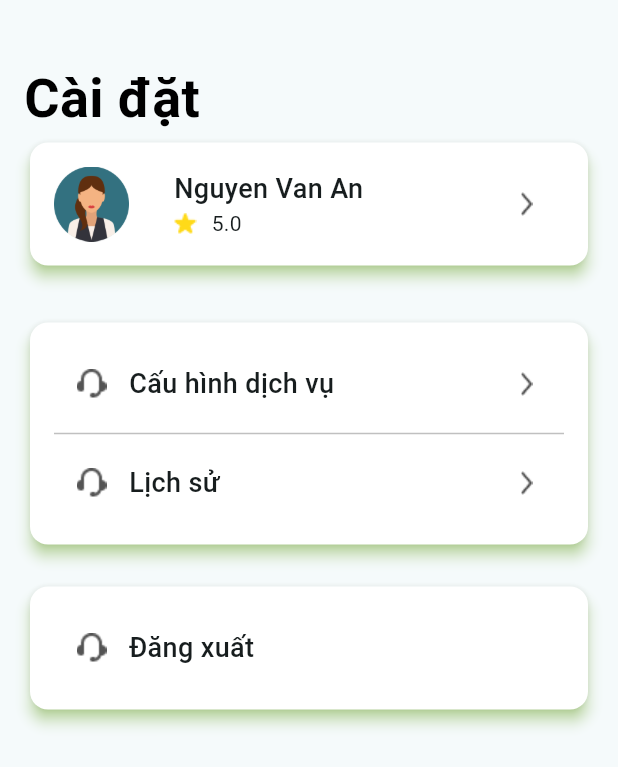
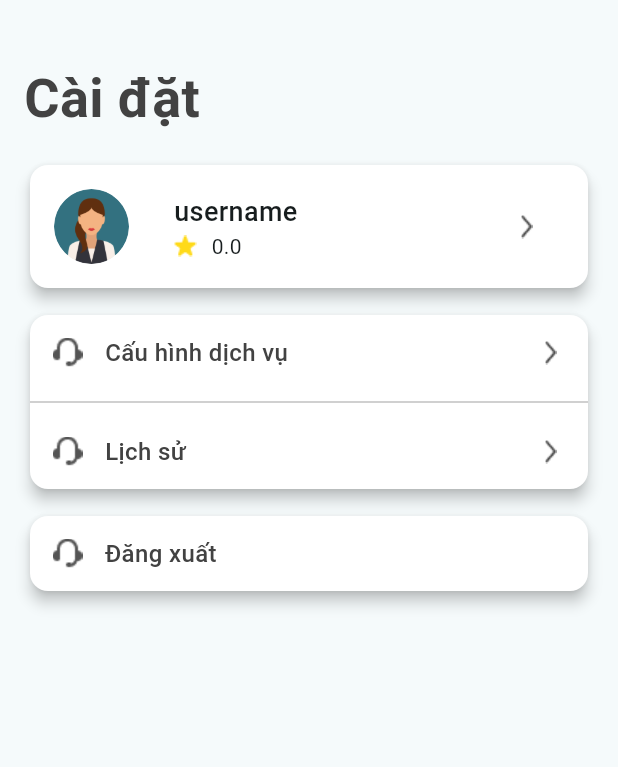
Before and after one commit to phatmwj/mvvm_flutter_app, a Flutter app: the AccountPage screen opened directly, after a tap on "Cấu hình dịch vụ", on a phone screen of 412 x 824 dp. Shown: the top 767 px of the screen. Run offline on Flutter 3.47's test engine with Material 3 defaults, Android fonts, the phone set to English and light mode, and no system bars; our stand-ins replace another_flushbar, circular_countdown_timer, dio, flutter_easyloading, fluttertoast, google_maps_flutter and 4 more; missing offline and left inert: dart:ffi, flutter_polyline_points; accounts and stored records are empty; network calls fail.

Commit message:
update account and history

```diff
--- a/lib/ui/navpages/account_page.dart
+++ b/lib/ui/navpages/account_page.dart
@@ -4,7 +4,10 @@ import 'package:mvvm_flutter_app/res/colors/app_color.dart';
 import 'package:mvvm_flutter_app/res/colors/app_colors.dart';
 import 'package:mvvm_flutter_app/ui/history/history_screen.dart';
 import 'package:mvvm_flutter_app/ui/login/login_screen.dart';
+import 'package:mvvm_flutter_app/ui/navpages/account_page_viewmodel.dart';
+import 'package:provider/provider.dart';
 
+import '../../constant/Constant.dart';
 import '../../data/local/prefs/PreferencesService.dart';
 
 class AccountPage extends StatefulWidget {
@@ -15,13 +18,25 @@ class AccountPage extends StatefulWidget {
 }
 
 class _AccountPageState extends State<AccountPage> {
+
+  late AccountPageViewModel vm;
+
+  @override
+  void initState() {
+    // TODO: implement initState
+    vm = Provider.of<AccountPageViewModel>(context, listen: false);
+    vm.getProfile(context);
+    super.initState();
+  }
   @override
   Widget build(BuildContext context) {
     return Scaffold(
-      body: SafeArea(
+      body:Consumer<AccountPageViewModel>(
+        builder: (context,value,_){
+          return SafeArea(
             child: SingleChildScrollView(
               child: Padding(
-            padding: EdgeInsets.only(top: 40, left: 16, right: 16),
+                padding: const EdgeInsets.only(top: 40, left: 16, right: 16),
                 child: Column(
                   children: [
                     const SizedBox(
@@ -31,25 +46,38 @@ class _AccountPageState extends State<AccountPage> {
                         style: TextStyle(
                           fontFamily: 'Roboto',
                           fontWeight: FontWeight.w700,
-                      color: Colors.black,
+                          color: Color(0xFF424242),
                           fontSize: 36.0,
                         ),
                       ),
                     ),
+                    const SizedBox(
+                      height: 15.0,
+                    ),
                     Card(
                       surfaceTintColor: Colors.white,
-                  shadowColor: Colors.lightGreenAccent,
+                      shadowColor: null,
                       elevation: 4.0,
                       child: Padding(
-                    padding: EdgeInsets.all(16.0),
+                        padding: const EdgeInsets.all(16.0),
                         child: Row(
                           children: [
-                        Image(
+                            ClipOval(
+                              child: vm.profileRes?.data?.avatar != null
+                                  ? Image.network(Constant.MEDIA_URL+Constant.MEDIA_LOAD_URL+ vm.profileRes!.data!.avatar!
+                                ,width: 50.0,
+                                height: 50.0,
+                                fit: BoxFit.cover,
+                                errorBuilder: (BuildContext context, Object error, StackTrace? stackTrace) {
+                                  return const Icon(Icons.error, size: 50.0,); // Replace with your desired error widget
+                                },)
+                                  : const Image(
                                 image: AssetImage('assets/images/user_avatar.png'),
                                 width: 50.0,
                                 height: 50.0,
                               ),
-                        SizedBox(
+                            ),
+                            const SizedBox(
                               width: 30,
                             ),
                             Expanded(
@@ -57,33 +85,35 @@ class _AccountPageState extends State<AccountPage> {
                                 crossAxisAlignment: CrossAxisAlignment.start,
                                 children: [
                                   Text(
-                                'Nguyen Van An',
-                                style: TextStyle(
+                                    vm.profileRes?.data?.fullName ?? "username",
+                                    style: const TextStyle(
+                                        fontFamily: 'Roboto',
                                         fontWeight: FontWeight.w500,
                                         fontSize: 18.0),
                                   ),
                                   Row(
                                     children: [
-                                  Image(
+                                      const Image(
                                         image: AssetImage(
                                             'assets/images/icon_star.png'),
                                         width: 15.0,
                                         height: 15.0,
                                       ),
-                                  SizedBox(
+                                      const SizedBox(
                                         width: 10,
                                       ),
                                       Text(
-                                    '5.0',
+                                        vm.profileRes?.data?.averageRating != null ? vm.profileRes.data!.averageRating!.toStringAsFixed(1): "0.0",
                                         style:
-                                        TextStyle(fontWeight: FontWeight.w400),
+                                        const TextStyle(fontWeight: FontWeight.w400,
+                                            fontFamily: 'Roboto'),
                                       )
                                     ],
                                   ),
                                 ],
                               ),
                             ),
-                        Image(
+                            const Image(
                               image: AssetImage('assets/images/icon_arrow.png'),
                               width: 50.0,
                               height: 50.0,
@@ -92,22 +122,22 @@ class _AccountPageState extends State<AccountPage> {
                         ),
                       ),
                     ),
-                SizedBox(
-                  height: 30,
+                    const SizedBox(
+                      height: 10,
                     ),
                     Card(
                       surfaceTintColor: Colors.white,
-                  shadowColor: Colors.lightGreenAccent,
+                      shadowColor: null,
                       elevation: 4.0,
                       child: Padding(
-                    padding: const EdgeInsets.all(16.0),
+                        padding: const EdgeInsets.all(0.0),
                         child: Column(
                           children: [
                             InkWell(
                               onTap: () {
                                 print('hello');
                               },
-                          child: Row(
+                              child: const Row(
                                 children: [
                                   Image(
                                     image:
@@ -119,8 +149,10 @@ class _AccountPageState extends State<AccountPage> {
                                       child: Text(
                                         'Cấu hình dịch vụ',
                                         style: TextStyle(
+                                            fontFamily: 'Roboto',
+                                            color: Color(0xFF424242),
                                             fontWeight: FontWeight.w500,
-                                    fontSize: 18.0),
+                                            fontSize: 16.0),
                                       )),
                                   Image(
                                     image:
@@ -131,7 +163,7 @@ class _AccountPageState extends State<AccountPage> {
                                 ],
                               ),
                             ),
-                        Divider(
+                            const Divider(
                               color: Color(0xFFC0C0C0),
                             ),
                             InkWell(
@@ -142,7 +174,7 @@ class _AccountPageState extends State<AccountPage> {
                                         builder: (context) =>
                                         const HistoryScreen()));
                               },
-                          child: Row(
+                              child: const Row(
                                 children: [
                                   Image(
                                     image:
@@ -154,8 +186,10 @@ class _AccountPageState extends State<AccountPage> {
                                       child: Text(
                                         'Lịch sử',
                                         style: TextStyle(
+                                            fontFamily: 'Roboto',
+                                            color: Color(0xFF424242),
                                             fontWeight: FontWeight.w500,
-                                    fontSize: 18.0),
+                                            fontSize: 16.0),
                                       )),
                                   Image(
                                     image:
@@ -171,22 +205,22 @@ class _AccountPageState extends State<AccountPage> {
                       ),
                     ),
 
-                SizedBox(
-                  height: 20,
+                    const SizedBox(
+                      height: 10,
                     ),
 
                     Card(
                         surfaceTintColor: Colors.white,
-                    shadowColor: Colors.lightGreenAccent,
+                        shadowColor: null,
                         elevation: 4.0,
                         child: Padding(
-                        padding: EdgeInsets.all(16.0),
+                            padding: const EdgeInsets.all(0.0),
                             child: Column(children: [
                               InkWell(
                                 onTap: (){
                                   openAlert(context);
                                 },
-                            child: Row(
+                                child: const Row(
                                   children: [
                                     Image(
                                       image: AssetImage('assets/images/icon_config.png'),
@@ -198,8 +232,10 @@ class _AccountPageState extends State<AccountPage> {
                                     Expanded(child: Text(
                                       'Đăng xuất',
                                       style: TextStyle(
+                                          fontFamily: 'Roboto',
+                                          color: Color(0xFF424242),
                                           fontWeight: FontWeight.w500,
-                                      fontSize: 18.0
+                                          fontSize: 16.0
                                       ),
                                     )),
 
@@ -212,6 +248,8 @@ class _AccountPageState extends State<AccountPage> {
                 ),
               ),
             ),
+          );
+        }
       ),
     );
   }
@@ -229,35 +267,35 @@ class _AccountPageState extends State<AccountPage> {
             mainAxisSize: MainAxisSize.min,
             crossAxisAlignment: CrossAxisAlignment.start,
             children: <Widget>[
-              Text(
+              const Text(
                 'Bạn có muốn đăng xuất?',
                 style: TextStyle(fontWeight: FontWeight.w500, fontSize: 20.0),
               ),
-              SizedBox(
+              const SizedBox(
                 height: 16,
               ),
               Row(
                 children: [
                   Expanded(
                     child: Padding(
-                      padding: EdgeInsets.only(left: 12, right: 6),
+                      padding: const EdgeInsets.only(left: 12, right: 6),
                       child: OutlinedButton(
-                        child: Text(
+                        style: OutlinedButton.styleFrom(
+                          primary: Colors.green,
+                          side: const BorderSide(color: Color(0xFF7EA567)),
+                          shape: RoundedRectangleBorder(
+                              borderRadius: BorderRadius.circular(4)),
+                        ),
+                        onPressed: () {
+                          Navigator.pop(context);
+                        },
+                        child: const Text(
                         "Hủy",
                         style: TextStyle(
                             fontSize: 16,
                             color: Colors.black,
                             fontWeight: FontWeight.w500),
                       ),
-                        style: OutlinedButton.styleFrom(
-                          primary: Colors.green,
-                          side: BorderSide(color: Color(0xFF7EA567)),
-                          shape: RoundedRectangleBorder(
-                              borderRadius: BorderRadius.circular(4)),
-                        ),
-                        onPressed: () {
-                          Navigator.pop(context);
-                        },
 
 
                       ),
@@ -266,7 +304,7 @@ class _AccountPageState extends State<AccountPage> {
 
                   Expanded(
                     child: Padding(
-                      padding: EdgeInsets.only(left: 6, right: 12),
+                      padding: const EdgeInsets.only(left: 6, right: 12),
                       child: ElevatedButton(
                         onPressed: () {
                           AppPreferencesService()
@@ -281,7 +319,7 @@ class _AccountPageState extends State<AccountPage> {
                           shape: RoundedRectangleBorder(
                               borderRadius: BorderRadius.circular(4)),
                         ),
-                        child: Text(
+                        child: const Text(
                           "Đăng xuất",
                           style: TextStyle(
                               fontSize: 16,
--- /dev/null
+++ b/lib/ui/navpages/account_page_viewmodel.dart
@@ -0,0 +1,37 @@
+import 'package:flutter/cupertino.dart';
+
+import '../../data/model/api/response/profile_response.dart';
+import '../../data/model/api/response_wrapper.dart';
+import '../../repo/repository.dart';
+import '../../utils/Utils.dart';
+
+class AccountPageViewModel extends ChangeNotifier {
+
+  final _repo = Repository();
+
+  ResponseWrapper<ProfileResponse> profileRes = ResponseWrapper.loading();
+
+  void _setProfileRes(ResponseWrapper<ProfileResponse> res){
+    profileRes = res;
+    // notifyListeners();
+  }
+
+  void getProfile(BuildContext context){
+    _setProfileRes(ResponseWrapper.loading());
+    Utils.showLoading();
+    _repo
+        .getProfile()
+        .then((value) {
+      _setProfileRes(ResponseWrapper.completed(value));
+      notifyListeners();
+      Utils.dismissLoading();
+    })
+        .onError((error, stackTrace) {
+      _setProfileRes(ResponseWrapper.error(profileRes.message));
+      Utils.dismissLoading();
+    })
+        .whenComplete((){
+      Utils.dismissLoading();
+    });
+  }
+}
```
Also changed, not shown: lib/main.dart (+3 -17 lines), lib/ui/history/history_screen.dart (+51 -41 lines). Lines whose indentation alone changed are shown as unchanged.
